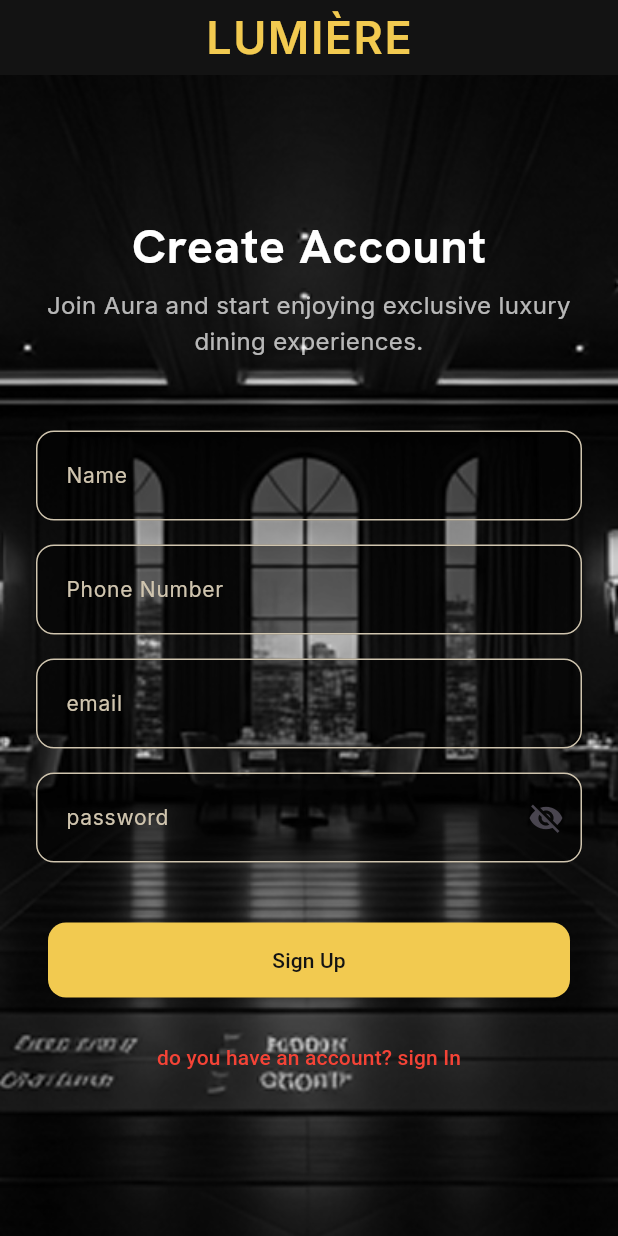
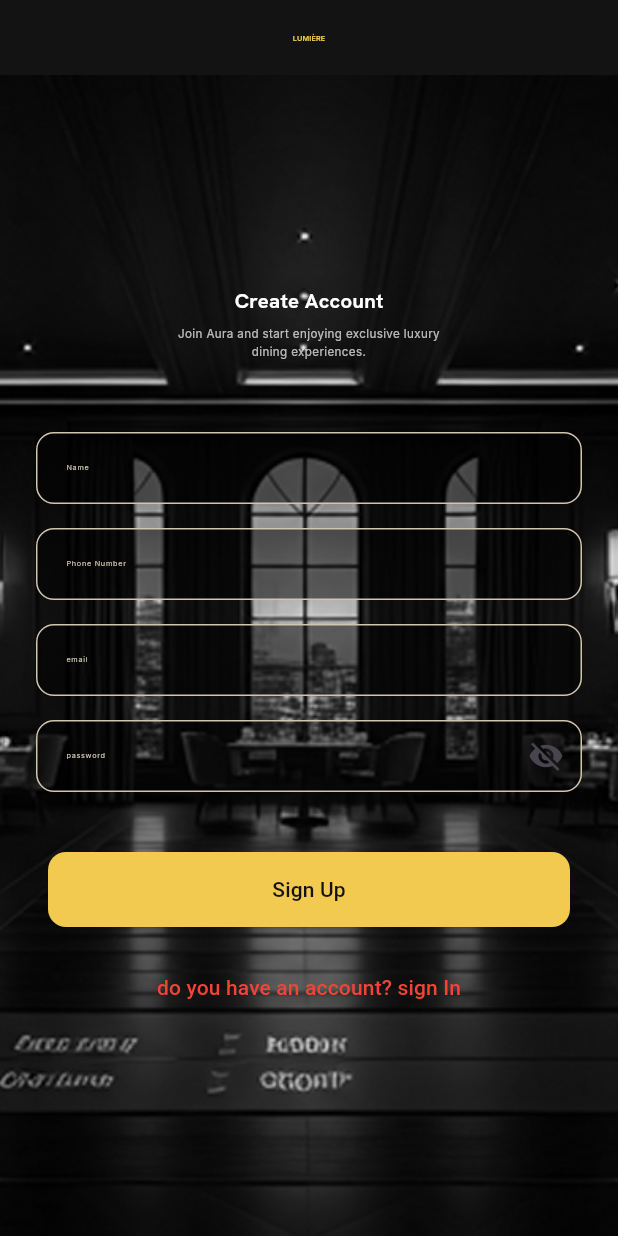
Before and after one commit to Loaya9779/Aura_Luxury_Reservations, a Flutter app: the screen it shows after launch, after a tap on "Get Started", on a phone screen of 412 x 824 dp. Run offline on Flutter 3.47's test engine with Material 3 defaults, Android fonts, the phone set to English and light mode, and no system bars; our stand-ins replace cloud_firestore, device_preview, firebase_auth, firebase_core, flutter_bloc, flutter_screenutil and 2 more; accounts and stored records are empty.

Commit message:
add package

```diff
--- a/lib/core/app_style.dart
+++ b/lib/core/app_style.dart
@@ -1,92 +1,93 @@
 import 'package:flutter/material.dart';
+import 'package:flutter_screenutil/flutter_screenutil.dart';
 import 'package:google_fonts/google_fonts.dart';
 
 import 'app_colors.dart';
 
 class AppStyle {
-  /// Headline (Hanken Grotesk)
+  // ================= Headline =================
 
-  static TextStyle headlineExtraLarge = GoogleFonts.hankenGrotesk(
-    fontSize: 40,
-    fontWeight: FontWeight.w400,
-    letterSpacing: 0.6,
+  static final TextStyle headlineExtraLarge = GoogleFonts.hankenGrotesk(
+    fontSize: 16.sp,
+    fontWeight: FontWeight.w700,
+    letterSpacing: 0.2,
     height: 1.2,
     color: AppColors.textPrimary,
   );
 
-  static TextStyle headlineLarge = GoogleFonts.hankenGrotesk(
-    fontSize: 32,
-    fontWeight: FontWeight.w400,
-    letterSpacing: 0.6,
+  static final TextStyle headlineLarge = GoogleFonts.hankenGrotesk(
+    fontSize: 14.sp,
+    fontWeight: FontWeight.w600,
+    letterSpacing: 0.2,
     height: 1.2,
     color: AppColors.textPrimary,
   );
 
-  static TextStyle headlineMedium = GoogleFonts.hankenGrotesk(
-    fontSize: 24,
-    fontWeight: FontWeight.w500,
-    letterSpacing: 0.3,
+  static final TextStyle headlineMedium = GoogleFonts.hankenGrotesk(
+    fontSize: 12.sp,
+    fontWeight: FontWeight.w600,
+    letterSpacing: 0.1,
     height: 1.3,
     color: AppColors.textPrimary,
   );
 
-  static TextStyle headlineSmall = GoogleFonts.hankenGrotesk(
-    fontSize: 20,
+  static final TextStyle headlineSmall = GoogleFonts.hankenGrotesk(
+    fontSize: 6.sp,
     fontWeight: FontWeight.w500,
     height: 1.3,
     color: AppColors.textPrimary,
   );
 
-  /// Body (Inter)
+  // ================= Body =================
 
-  static TextStyle bodyLarge = GoogleFonts.inter(
-    fontSize: 20,
-    fontWeight: FontWeight.w400,
-    height: 1.6,
-    color: AppColors.textSecondary,
-  );
-
-  static TextStyle bodyMedium = GoogleFonts.inter(
-    fontSize: 16,
+  static final TextStyle bodyLarge = GoogleFonts.inter(
+    fontSize: 11.sp,
     fontWeight: FontWeight.w400,
     height: 1.5,
     color: AppColors.textSecondary,
   );
 
-  static TextStyle bodySmall = GoogleFonts.inter(
-    fontSize: 14,
+  static final TextStyle bodyMedium = GoogleFonts.inter(
+    fontSize: 8.sp,
     fontWeight: FontWeight.w400,
     height: 1.5,
     color: AppColors.textSecondary,
   );
 
-  /// Label (Inter)
+  static final TextStyle bodySmall = GoogleFonts.inter(
+    fontSize: 5.sp,
+    fontWeight: FontWeight.w400,
+    height: 1.5,
+    color: AppColors.textSecondary,
+  );
 
-  static TextStyle labelExtraLarge = GoogleFonts.inter(
-    fontSize: 40,
-    fontWeight: FontWeight.w600,
-    letterSpacing: 1,
+  // ================= Label =================
+
+  static final TextStyle labelExtraLarge = GoogleFonts.inter(
+    fontSize: 16.sp,
+    fontWeight: FontWeight.w700,
+    letterSpacing: 0.3,
     color: AppColors.primary,
   );
 
-  static TextStyle labelLarge = GoogleFonts.inter(
-    fontSize: 30,
+  static final TextStyle labelLarge = GoogleFonts.inter(
+    fontSize: 14.sp,
     fontWeight: FontWeight.w600,
-    letterSpacing: 1,
+    letterSpacing: 0.2,
     color: AppColors.primary,
   );
 
-  static TextStyle labelMedium = GoogleFonts.inter(
-    fontSize: 12,
+  static final TextStyle labelMedium = GoogleFonts.inter(
+    fontSize: 12.sp,
     fontWeight: FontWeight.w600,
-    letterSpacing: 1.5,
+    letterSpacing: 0.2,
     color: AppColors.primary,
   );
 
-  static TextStyle labelSmall = GoogleFonts.inter(
-    fontSize: 10,
+  static final TextStyle labelSmall = GoogleFonts.inter(
+    fontSize: 5.sp,
     fontWeight: FontWeight.w600,
-    letterSpacing: 2,
+    letterSpacing: 0.1,
     color: AppColors.primary,
   );
 }
--- a/lib/core/widgets/custom_app_bar.dart
+++ b/lib/core/widgets/custom_app_bar.dart
@@ -9,12 +9,14 @@
 
   @override
   Widget build(BuildContext context) {
-    return AppBar(
-      backgroundColor: AppColors.background,
-      elevation: 0,
-      title: Text('LUMIÈRE', style: AppStyle.labelLarge),
-      centerTitle: isCenter,
-      leading: icon,
+    return SafeArea(
+      child: AppBar(
+        backgroundColor: AppColors.background,
+        elevation: 0,
+        title: Text('LUMIÈRE', style: AppStyle.labelSmall),
+        centerTitle: isCenter,
+        leading: icon,
+      ),
     );
   }
 
--- a/lib/features/view_resturant/screen/resturants_screen.dart
+++ b/lib/features/view_resturant/screen/resturants_screen.dart
@@ -1,6 +1,6 @@
 import 'package:aura_luxury_reservations/core/app_colors.dart';
 import 'package:aura_luxury_reservations/core/widgets/custom_app_bar.dart';
-import 'package:aura_luxury_reservations/features/view_resturant/widget/booking_header.dart';
+import 'package:aura_luxury_reservations/features/view_resturant/widget/resturants_header.dart';
 import 'package:aura_luxury_reservations/features/view_resturant/widget/resturant_list.dart';
 import 'package:flutter/material.dart';
 
--- a/lib/features/view_resturant/widget/custom_buttom_book.dart
+++ b/lib/features/view_resturant/widget/custom_buttom_book.dart
@@ -1,5 +1,7 @@
 import 'package:aura_luxury_reservations/core/app_colors.dart';
+import 'package:aura_luxury_reservations/core/app_style.dart';
 import 'package:flutter/material.dart';
+import 'package:flutter_screenutil/flutter_screenutil.dart';
 
 class CustomButtomBook extends StatelessWidget {
   final VoidCallback onPressed;
@@ -24,9 +26,9 @@
         shape: RoundedRectangleBorder(
           borderRadius: BorderRadius.circular(12),
         ),
-        minimumSize: const Size(double.infinity, 50),
+        minimumSize: Size(double.infinity, 70.h),
       ),
-      child: Text(title),
+      child: Text(title , style: AppStyle.labelSmall,),
     );
   }
 }
--- a/lib/features/view_resturant/widget/resturant_list.dart
+++ b/lib/features/view_resturant/widget/resturant_list.dart
@@ -8,6 +8,7 @@
 import 'package:aura_luxury_reservations/features/view_resturant/widget/restaurant_shimmer.dart';
 import 'package:flutter/material.dart';
 import 'package:flutter_bloc/flutter_bloc.dart';
+import 'package:flutter_screenutil/flutter_screenutil.dart';
 
 class ResturantList extends StatelessWidget {
   const ResturantList({super.key});
@@ -37,7 +38,7 @@
                   crossAxisAlignment: CrossAxisAlignment.start,
                   children: [
                     Container(
-                      height: 200,
+                      height: 200.h,
                       decoration: BoxDecoration(
                         borderRadius: BorderRadius.circular(12),
                         image: DecorationImage(
--- a/lib/main.dart
+++ b/lib/main.dart
@@ -10,16 +10,18 @@
 import 'package:aura_luxury_reservations/features/onBoarding/screen/onboarding_screen.dart';
 import 'package:aura_luxury_reservations/features/splash/screen/splash_screen.dart';
 import 'package:aura_luxury_reservations/firebase_options.dart';
+import 'package:device_preview/device_preview.dart';
 import 'package:firebase_core/firebase_core.dart';
 import 'package:flutter/material.dart';
 import 'package:flutter_bloc/flutter_bloc.dart';
+import 'package:flutter_screenutil/flutter_screenutil.dart';
 
 void main() async {
   WidgetsFlutterBinding.ensureInitialized();
   await Firebase.initializeApp(options: DefaultFirebaseOptions.currentPlatform);
   // FirebaseDataSource firebaseDataSource = FirebaseDataSource();
   // await firebaseDataSource.addResturants();
-  runApp(const MainApp());
+  runApp(DevicePreview(builder: (_) => const MainApp(), enabled: true));
 }
 
 class MainApp extends StatelessWidget {
@@ -34,6 +36,11 @@
         BlocProvider(create: (_) => ResturantCubit()..getResturants()),
         BlocProvider(create: (_) => OnboardingCubit()),
       ],
+      child: ScreenUtilInit(
+        designSize: const Size(393, 852),
+        useInheritedMediaQuery: true,
+        minTextAdapt: true,
+        splitScreenMode: true,
         child: MaterialApp(
           debugShowCheckedModeBanner: false,
           initialRoute: '/splash', //'/splash',
@@ -47,6 +54,7 @@
             '/resturants': (_) => const ResturantsScreen(),
           },
         ),
+      ),
     );
   }
 }
--- a/pubspec.yaml
+++ b/pubspec.yaml
@@ -14,6 +14,7 @@
   flutter:
     sdk: flutter
   flutter_bloc: ^7.0.0
+  flutter_screenutil: ^5.9.3
   google_fonts: ^8.1.0
   hive: ^2.2.3
   hive_flutter: ^1.1.0
```
Also changed, not shown: lib/features/details_resturant/widgets/booking_info.dart (+14 -2 lines), lib/features/view_resturant/widget/restaurant_shimmer.dart (+5 -4 lines), lib/features/view_resturant/widget/resturants_header.dart (renamed from lib/features/view_resturant/widget/booking_header.dart, +4 -4 lines), pubspec.lock. Lines whose indentation alone changed are shown as unchanged.
